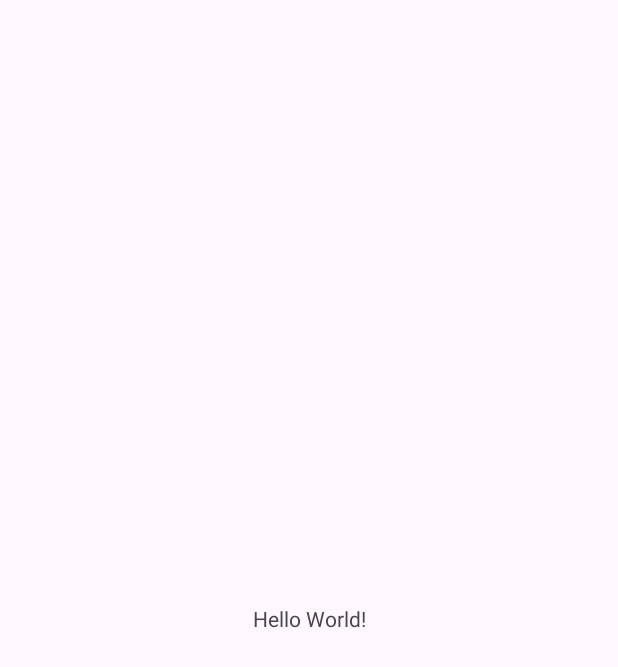
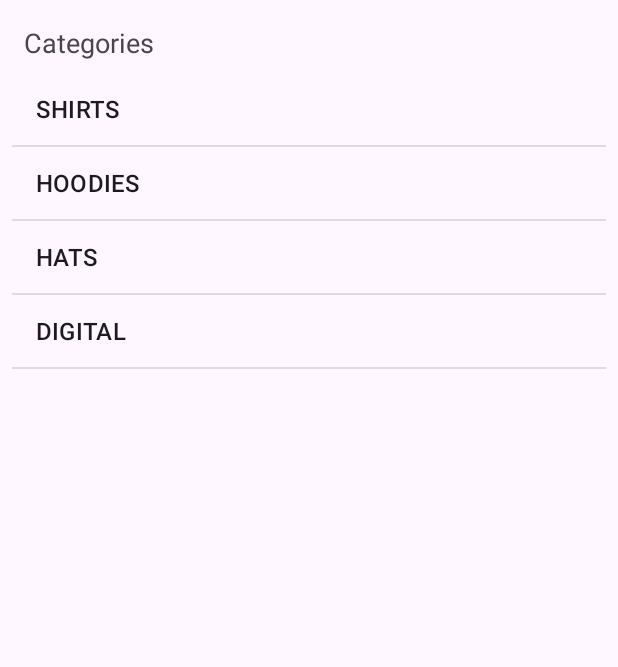
Before and after one commit to TAleksandra/CoderSwag, an Android app: the screen it shows after launch (MainActivity), on a phone screen of 412 x 824 dp. Before the commit the part shown is almost empty. Shown: the top 667 px of the screen. Run offline under Robolectric (Android 15) with nearby library versions, the phone set to English and light mode, and no system bars.

Commit message:
lesson 02

```diff
--- a/app/src/main/java/com/tatara/coderswag/controller/MainActivity.kt
+++ b/app/src/main/java/com/tatara/coderswag/controller/MainActivity.kt
@@ -2,11 +2,23 @@ package com.tatara.coderswag.controller
 
 import androidx.appcompat.app.AppCompatActivity
 import android.os.Bundle
+import android.widget.ArrayAdapter
+import android.widget.ListView
 import com.tatara.coderswag.R
+import com.tatara.coderswag.model.Category
+import com.tatara.coderswag.services.DataService
 
 class MainActivity : AppCompatActivity() {
+    lateinit var adapter: ArrayAdapter<Category>
+    lateinit var categoryListView: ListView
     override fun onCreate(savedInstanceState: Bundle?) {
         super.onCreate(savedInstanceState)
         setContentView(R.layout.activity_main)
+
+        adapter = ArrayAdapter(this,
+            android.R.layout.simple_list_item_1,
+            DataService.categories)
+        categoryListView = findViewById(R.id.categoryListView)
+        categoryListView.adapter = adapter
     }
 }
--- a/app/src/main/java/com/tatara/coderswag/model/Category.kt
+++ b/app/src/main/java/com/tatara/coderswag/model/Category.kt
@@ -1,3 +1,7 @@
 package com.tatara.coderswag.model
 
-class Category(val title: String, val image: String)
+class Category(val title: String, val image: String) {
+    override fun toString(): String {
+        return title
+    }
+}
--- a/app/src/main/res/layout/activity_main.xml
+++ b/app/src/main/res/layout/activity_main.xml
@@ -7,12 +7,27 @@
     tools:context=".controller.MainActivity">
 
     <TextView
+        android:id="@+id/textView"
         android:layout_width="wrap_content"
         android:layout_height="wrap_content"
-        android:text="Hello World!"
+        android:layout_marginStart="16dp"
+        android:layout_marginTop="16dp"
+        android:text="Categories"
+        android:textSize="18sp"
+        app:layout_constraintStart_toStartOf="parent"
+        app:layout_constraintTop_toTopOf="parent" />
+
+    <ListView
+        android:id="@+id/categoryListView"
+        android:layout_width="0dp"
+        android:layout_height="0dp"
+        android:layout_marginStart="8dp"
+        android:layout_marginTop="8dp"
+        android:layout_marginEnd="8dp"
+        android:layout_marginBottom="8dp"
         app:layout_constraintBottom_toBottomOf="parent"
         app:layout_constraintEnd_toEndOf="parent"
         app:layout_constraintStart_toStartOf="parent"
-        app:layout_constraintTop_toTopOf="parent" />
+        app:layout_constraintTop_toBottomOf="@+id/textView" />
 
 </androidx.constraintlayout.widget.ConstraintLayout>
```
Also changed, not shown: app/src/main/res/layout/category_list_item.xml (added, +33 -0 lines).
